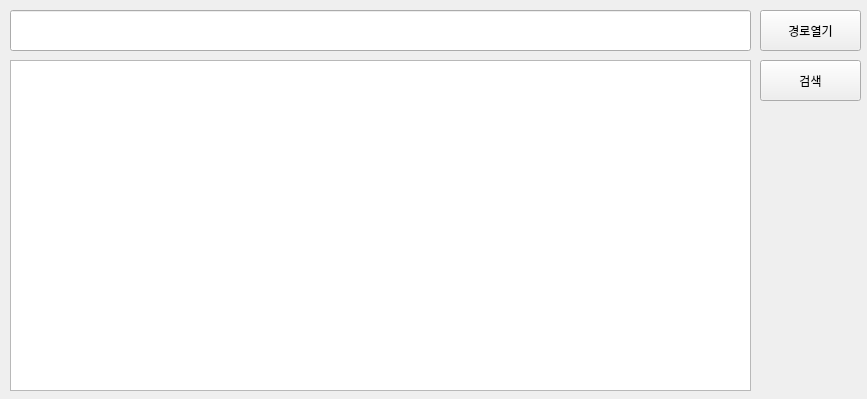
Before: the Qt Designer form SamplCode/SampleUI.ui in kimhopepa/PythonPjt, drawn with Qt 5.
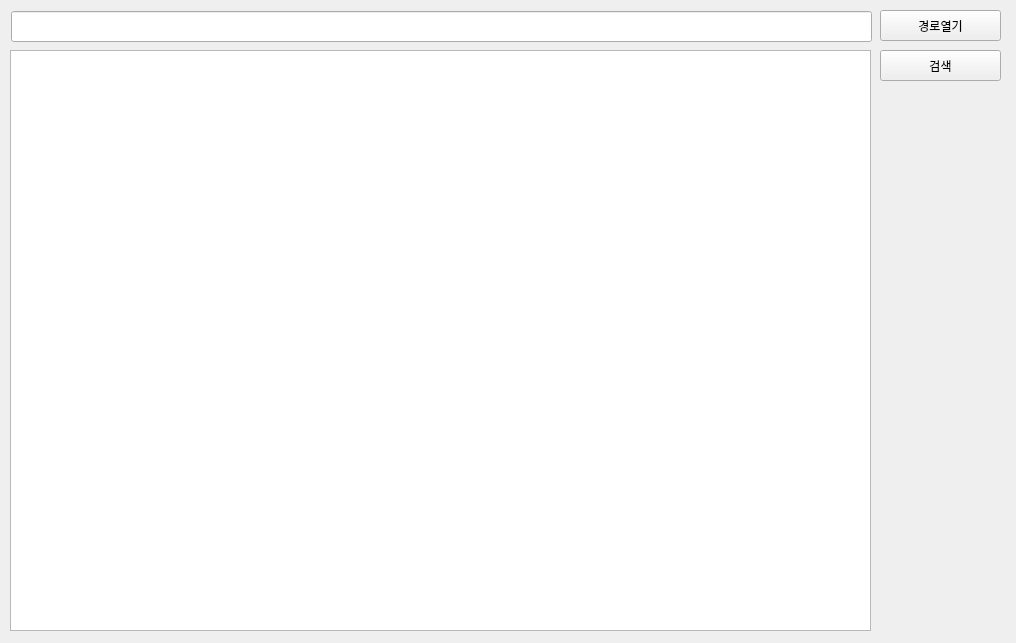
After: the same form once the commit is applied.

Commit message:
Sample 코드 테스트
ㅇㅇ

The edit to the form file:
```diff
--- a/SamplCode/SampleUI.ui
+++ b/SamplCode/SampleUI.ui
@@ -6,59 +6,86 @@
    <rect>
     <x>0</x>
     <y>0</y>
-    <width>867</width>
-    <height>399</height>
+    <width>1016</width>
+    <height>643</height>
    </rect>
   </property>
   <property name="windowTitle">
-   <string>Form</string>
+   <string>폴더테이블</string>
+  </property>
+  <property name="layoutDirection">
+   <enum>Qt::LeftToRight</enum>
+  </property>
+  <property name="autoFillBackground">
+   <bool>true</bool>
   </property>
   <widget class="QLineEdit" name="lineEdit_Path">
    <property name="geometry">
     <rect>
-     <x>10</x>
-     <y>10</y>
-     <width>741</width>
-     <height>41</height>
+     <x>11</x>
+     <y>11</y>
+     <width>861</width>
+     <height>31</height>
     </rect>
    </property>
-  </widget>
-  <widget class="QPushButton" name="pushButton_Open">
-   <property name="geometry">
-    <rect>
-     <x>760</x>
-     <y>10</y>
-     <width>101</width>
-     <height>41</height>
-    </rect>
+   <property name="sizePolicy">
+    <sizepolicy hsizetype="Preferred" vsizetype="Ignored">
+     <horstretch>0</horstretch>
+     <verstretch>0</verstretch>
+    </sizepolicy>
    </property>
-   <property name="text">
-    <string>경로열기</string>
+   <property name="contextMenuPolicy">
+    <enum>Qt::ActionsContextMenu</enum>
+   </property>
+   <property name="acceptDrops">
+    <bool>true</bool>
+   </property>
+   <property name="layoutDirection">
+    <enum>Qt::RightToLeft</enum>
    </property>
   </widget>
   <widget class="QTableWidget" name="tableWidget">
    <property name="geometry">
     <rect>
      <x>10</x>
-     <y>60</y>
-     <width>741</width>
-     <height>331</height>
+     <y>50</y>
+     <width>861</width>
+     <height>581</height>
     </rect>
    </property>
+   <property name="autoFillBackground">
+    <bool>true</bool>
+   </property>
+   <attribute name="horizontalHeaderCascadingSectionResizes">
+    <bool>true</bool>
+   </attribute>
   </widget>
   <widget class="QPushButton" name="pushButton_Search">
    <property name="geometry">
     <rect>
-     <x>760</x>
-     <y>60</y>
-     <width>101</width>
-     <height>41</height>
+     <x>880</x>
+     <y>50</y>
+     <width>121</width>
+     <height>31</height>
     </rect>
    </property>
    <property name="text">
     <string>검색</string>
    </property>
   </widget>
+  <widget class="QPushButton" name="pushButton_Open">
+   <property name="geometry">
+    <rect>
+     <x>880</x>
+     <y>10</y>
+     <width>121</width>
+     <height>31</height>
+    </rect>
+   </property>
+   <property name="text">
+    <string>경로열기</string>
+   </property>
+  </widget>
  </widget>
  <resources/>
  <connections/>
```
Left out of the diff: 3 changed lines with no effect on the pictures. The commit also changes 8 other files.
